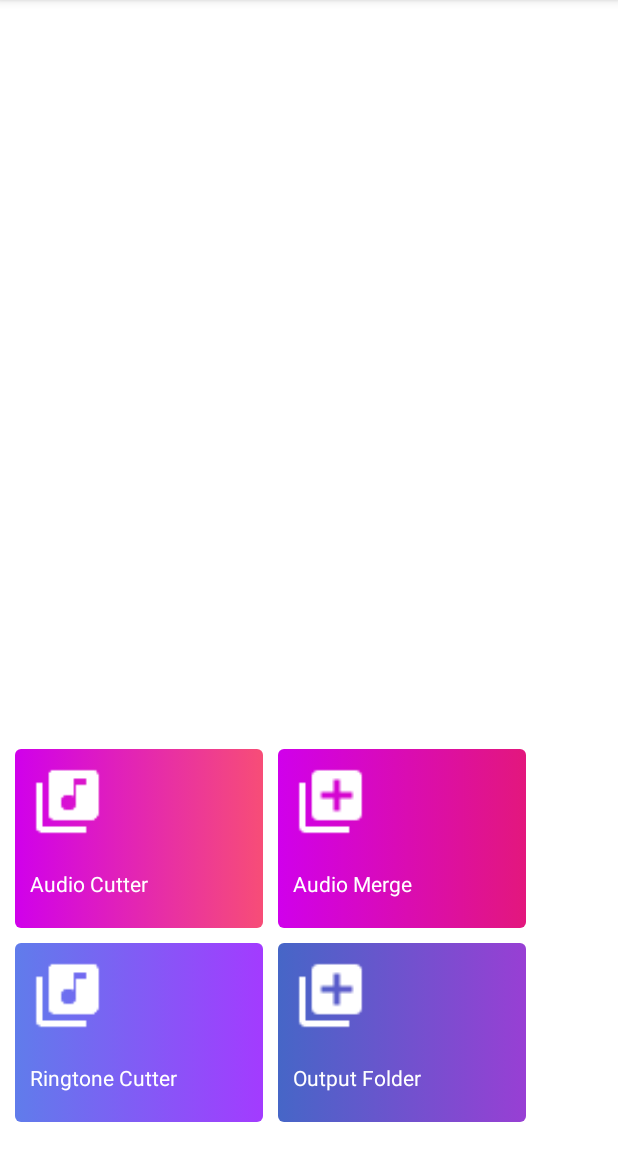
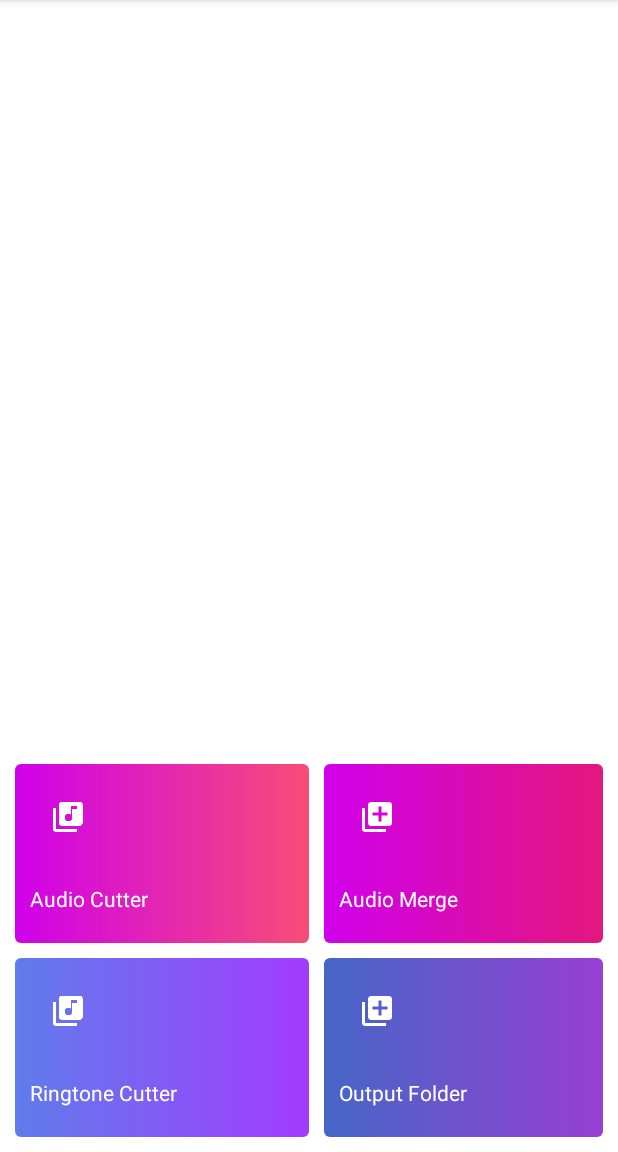
Before and after one commit to Viveksaini9898/AndroidAudioConverter-master, an Android app: the screen it shows after launch (BaseActivity), on a phone screen of 412 x 824 dp, the part 84-1236 px from its top. Run offline under Robolectric (Android 15) with nearby library versions, the phone set to English and light mode, and no system bars; libraries missing offline, so code that uses them is left out: com.github.hiteshsondhi88.libffmpeg, es.dmoral.toasty; pictures from the network do not load; 1 statement that could not run was skipped.

Commit message:
change ui

```diff
--- a/app/src/main/java/cafe/adriel/androidaudioconverter/sample/SplashActivity.java
+++ b/app/src/main/java/cafe/adriel/androidaudioconverter/sample/SplashActivity.java
@@ -13,15 +13,19 @@ import android.os.Bundle;
 import android.os.Handler;
 import android.widget.Toast;
 
+import com.google.firebase.analytics.FirebaseAnalytics;
+
 public class SplashActivity extends AppCompatActivity {
 
     private Handler handler;
     private static final int REQ_CODE=345;
+    private FirebaseAnalytics mFirebaseAnalytics;
 
     @Override
     protected void onCreate(Bundle savedInstanceState) {
         super.onCreate(savedInstanceState);
         setContentView(R.layout.activity_splash);
+        mFirebaseAnalytics = FirebaseAnalytics.getInstance(this);
         handler =new Handler();
         handler.postDelayed(new Runnable() {
             @Override
@@ -30,15 +34,16 @@ public class SplashActivity extends AppCompatActivity {
                     if (ContextCompat.checkSelfPermission(SplashActivity.this, Manifest.permission.WRITE_EXTERNAL_STORAGE) == PackageManager.PERMISSION_GRANTED) {
                         Intent intent = new Intent(SplashActivity.this, BaseActivity.class);
                         startActivity(intent);
+                        Toast.makeText(SplashActivity.this, "Permission already granted", Toast.LENGTH_SHORT).show();
                         finish();
                     } else {
                         ActivityCompat.requestPermissions(SplashActivity.this, new String[]{Manifest.permission.WRITE_EXTERNAL_STORAGE, Manifest.permission.READ_EXTERNAL_STORAGE}, REQ_CODE);
                     }
-                } else {
+                } /*else {
                     Intent intent = new Intent(SplashActivity.this, BaseActivity.class);
                     startActivity(intent);
                     Toast.makeText(SplashActivity.this, "Permission already granted", Toast.LENGTH_SHORT).show();
-                }
+                }*/
             }
             },500);
 
--- /dev/null
+++ b/app/src/main/res/drawable/ic_notification_24dp.xml
@@ -0,0 +1,4 @@
+<?xml version="1.0" encoding="UTF-8" standalone="no"?>
+<vector xmlns:android="http://schemas.android.com/apk/res/android" android:height="24dp" android:tint="#000000" android:viewportHeight="24.0" android:viewportWidth="24.0" android:width="24dp">
+    <path android:fillColor="@android:color/white" android:pathData="M7.58,4.08L6.15,2.65C3.75,4.48 2.17,7.3 2.03,10.5h2c0.15,-2.65 1.51,-4.97 3.55,-6.42zM19.97,10.5h2c-0.15,-3.2 -1.73,-6.02 -4.12,-7.85l-1.42,1.43c2.02,1.45 3.39,3.77 3.54,6.42zM18,11c0,-3.07 -1.64,-5.64 -4.5,-6.32L13.5,4c0,-0.83 -0.67,-1.5 -1.5,-1.5s-1.5,0.67 -1.5,1.5v0.68C7.63,5.36 6,7.92 6,11v5l-2,2v1h16v-1l-2,-2v-5zM12,22c0.14,0 0.27,-0.01 0.4,-0.04 0.65,-0.14 1.18,-0.58 1.44,-1.18 0.1,-0.24 0.15,-0.5 0.15,-0.78h-4c0.01,1.1 0.9,2 2.01,2z"/>
+</vector>
--- a/app/src/main/res/layout/activity_base.xml
+++ b/app/src/main/res/layout/activity_base.xml
@@ -1,9 +1,12 @@
 <?xml version="1.0" encoding="utf-8"?>
-<RelativeLayout xmlns:android="http://schemas.android.com/apk/res/android"
+<LinearLayout xmlns:android="http://schemas.android.com/apk/res/android"
     xmlns:app="http://schemas.android.com/apk/res-auto"
     xmlns:tools="http://schemas.android.com/tools"
     android:layout_width="match_parent"
     android:layout_height="match_parent"
+    android:padding="10dp"
+    android:gravity="bottom"
+    android:orientation="vertical"
     android:background="@color/colorWhite"
     tools:context=".BaseActivity"
     >
@@ -15,47 +18,45 @@
 -->
 
 
-    <RelativeLayout
+    <LinearLayout
         android:layout_width="match_parent"
         android:layout_height="wrap_content"
-        android:layout_above="@+id/relative"
-        android:layout_marginBottom="10dp"
         >
 
         <LinearLayout
-            android:layout_height="wrap_content"
-            android:layout_width="165dp"
-            android:layout_marginStart="10dp"
+            android:layout_height="match_parent"
+            android:layout_width="match_parent"
             android:padding="10dp"
+            android:layout_weight="1"
             android:id="@+id/audiocutter"
+
             android:background="@drawable/gradient_dark_pink"
             android:orientation="vertical">
 
             <ImageView
                 android:layout_width="50dp"
                 android:layout_height="50dp"
+                android:scaleType="centerInside"
                 android:src="@drawable/music_white_24dp"/>
-
             <TextView
-                android:layout_width="match_parent"
+                android:layout_width="wrap_content"
                 android:layout_height="wrap_content"
                 android:textSize="14dp"
-                android:textColor="@color/colorWhite"
                 android:layout_marginTop="20dp"
                 android:layout_marginBottom="10dp"
+                android:textColor="@color/colorWhite"
                 android:text="Audio Cutter" />
-
-
 
 
         </LinearLayout>
 
         <LinearLayout
-            android:layout_width="165dp"
-            android:layout_height="wrap_content"
+            android:layout_width="match_parent"
+            android:layout_height="match_parent"
             android:layout_marginStart="10dp"
             android:padding="10dp"
             android:id="@+id/audiomerge"
+            android:layout_weight="1"
             android:background="@drawable/gradient_pink_background"
             android:layout_toRightOf="@+id/audiocutter"
             android:orientation="vertical">
@@ -63,44 +64,46 @@
             <ImageView
                 android:layout_width="50dp"
                 android:layout_height="50dp"
+                android:scaleType="centerInside"
                 android:src="@drawable/add_white_24dp"/>
 
             <TextView
-                android:layout_width="match_parent"
+                android:layout_width="wrap_content"
                 android:layout_height="wrap_content"
                 android:text="Audio Merge"
                 android:textSize="14dp"
+                android:layout_marginTop="20dp"
                 android:layout_marginBottom="10dp"
                 android:textColor="@color/colorWhite"
-                android:layout_marginTop="20dp"
                 />
 
         </LinearLayout>
-    </RelativeLayout>
+    </LinearLayout>
 
-    <RelativeLayout
+    <LinearLayout
         android:layout_width="match_parent"
         android:layout_height="wrap_content"
         android:id="@+id/relative"
-        android:layout_marginBottom="20dp"
+        android:layout_marginTop="10dp"
         android:layout_alignParentBottom="true">
 
         <LinearLayout
-            android:layout_height="wrap_content"
-            android:layout_width="165dp"
-            android:layout_marginStart="10dp"
+            android:layout_height="match_parent"
+            android:layout_width="match_parent"
             android:padding="10dp"
             android:id="@+id/ringtonecutter"
+            android:layout_weight="1"
             android:background="@drawable/gradient_light_blue"
             android:orientation="vertical">
 
             <ImageView
                 android:layout_width="50dp"
                 android:layout_height="50dp"
+                android:scaleType="centerInside"
                 android:src="@drawable/music_white_24dp"/>
 
             <TextView
-                android:layout_width="match_parent"
+                android:layout_width="wrap_content"
                 android:layout_height="wrap_content"
                 android:textSize="14dp"
                 android:textColor="@color/colorWhite"
@@ -112,32 +115,33 @@
         </LinearLayout>
 
         <LinearLayout
-            android:layout_width="165dp"
-            android:layout_height="wrap_content"
+            android:layout_width="match_parent"
+            android:layout_height="match_parent"
             android:layout_marginStart="10dp"
             android:padding="10dp"
             android:id="@+id/outputfolder"
+            android:layout_weight="1"
             android:background="@drawable/gradient_blue"
             android:layout_toRightOf="@+id/ringtonecutter"
             android:orientation="vertical">
-
             <ImageView
                 android:layout_width="50dp"
                 android:layout_height="50dp"
+                android:scaleType="centerInside"
                 android:src="@drawable/add_white_24dp"/>
 
             <TextView
-                android:layout_width="match_parent"
+                android:layout_width="wrap_content"
                 android:layout_height="wrap_content"
                 android:text="Output Folder"
                 android:textSize="14dp"
-                android:layout_marginBottom="10dp"
                 android:textColor="@color/colorWhite"
                 android:layout_marginTop="20dp"
-                />
+                android:layout_marginBottom="10dp"
+                    />
 
         </LinearLayout>
-    </RelativeLayout>
+    </LinearLayout>
 
 
-</RelativeLayout>
+</LinearLayout>
--- /dev/null
+++ b/app/src/main/res/values/dimens.xml
@@ -0,0 +1,4 @@
+<?xml version="1.0" encoding="utf-8"?>
+<resources>
+    <dimen name="size_30">30dp</dimen>
+</resources>
--- a/build.gradle
+++ b/build.gradle
@@ -4,7 +4,9 @@ buildscript {
         google()
     }
     dependencies {
-        classpath 'com.android.tools.build:gradle:3.3.2'
+        classpath 'com.android.tools.build:gradle:4.0.1'
+        classpath 'com.google.gms:google-services:4.3.4'
+        classpath 'com.google.firebase:firebase-crashlytics-gradle:2.3.0'
     }
 }
 
```
Also changed, not shown: app/build.gradle (+10 -5 lines), app/src/main/AndroidManifest.xml (+11 -0 lines), app/src/main/java/cafe/adriel/androidaudioconverter/sample/services/MyFirebaseInstanceService.java (added, +100 -0 lines), lib/build.gradle (+4 -5 lines), gradle/wrapper/gradle-wrapper.properties, 2 other files.
